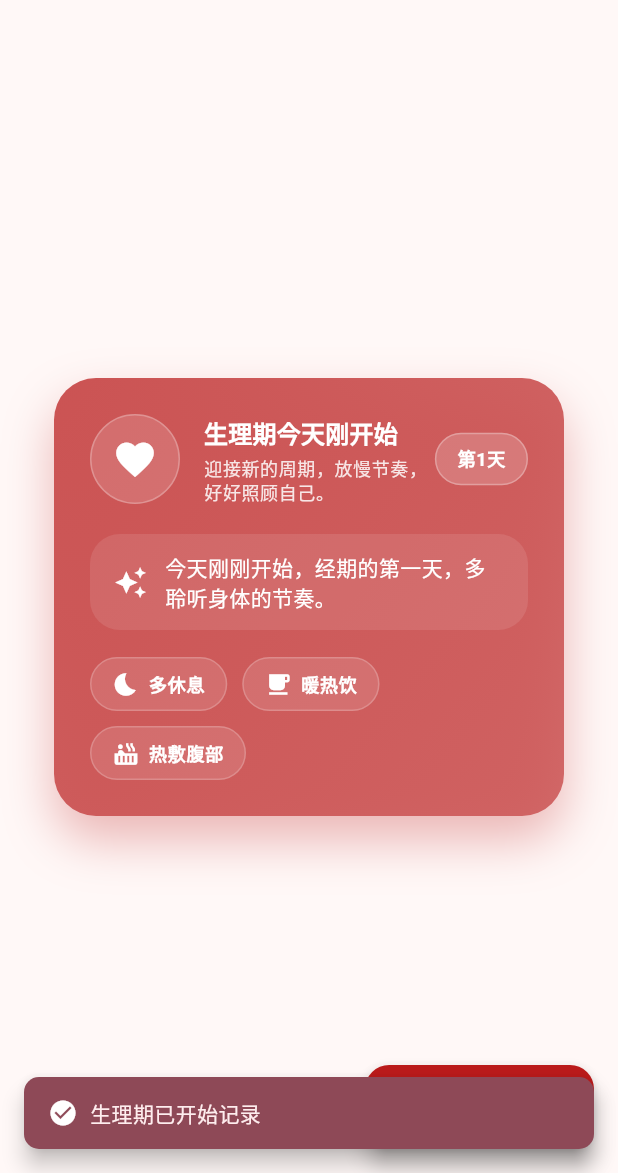
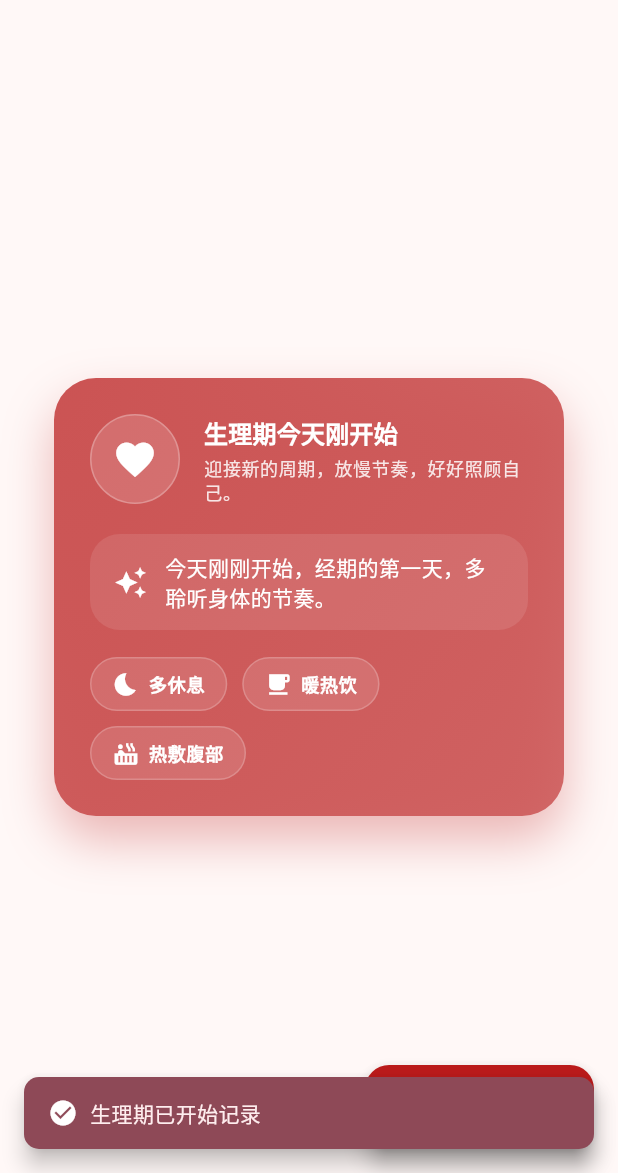
Before and after one commit to zack-zhc/period-record, a Flutter app: the screen it shows after launch, after a tap on "开始记录", on a phone screen of 412 x 824 dp, the part 63-1236 px from its top. Run offline on Flutter 3.47's test engine with Material 3 defaults, Android fonts, the phone set to English and light mode, and no system bars; our stand-ins replace file_picker, local_auth, package_info_plus, shared_preferences, sqflite, table_calendar; missing offline and left inert: encrypt, local_auth_android; accounts and stored records are empty.

Commit message:
移除PeriodStartedTodayWidget组件中的dayText和相关的容器，简化代码结构

```diff
--- a/lib/components/period_started_today_widget.dart
+++ b/lib/components/period_started_today_widget.dart
@@ -20,7 +20,6 @@ class PeriodStartedTodayWidget extends StatelessWidget {
                   color,
             )
             .toList();
-    const dayText = '第1天';
     final supportMessage = PeriodStatusLogic.supportMessage(
       PeriodStatus.startedToday,
       0,
@@ -94,26 +93,6 @@ class PeriodStartedTodayWidget extends StatelessWidget {
                           ),
                         ),
                       ],
-                    ),
-                  ),
-                  Container(
-                    padding: const EdgeInsets.symmetric(
-                      horizontal: 14,
-                      vertical: 8,
-                    ),
-                    decoration: BoxDecoration(
-                      color: AppColors.white.withValues(alpha: 0.18),
-                      borderRadius: BorderRadius.circular(18),
-                      border: Border.all(
-                        color: AppColors.white.withValues(alpha: 0.28),
-                      ),
-                    ),
-                    child: Text(
-                      dayText,
-                      style: Theme.of(context).textTheme.bodySmall?.copyWith(
-                        color: AppColors.white,
-                        fontWeight: FontWeight.bold,
-                      ),
                     ),
                   ),
                 ],
```
